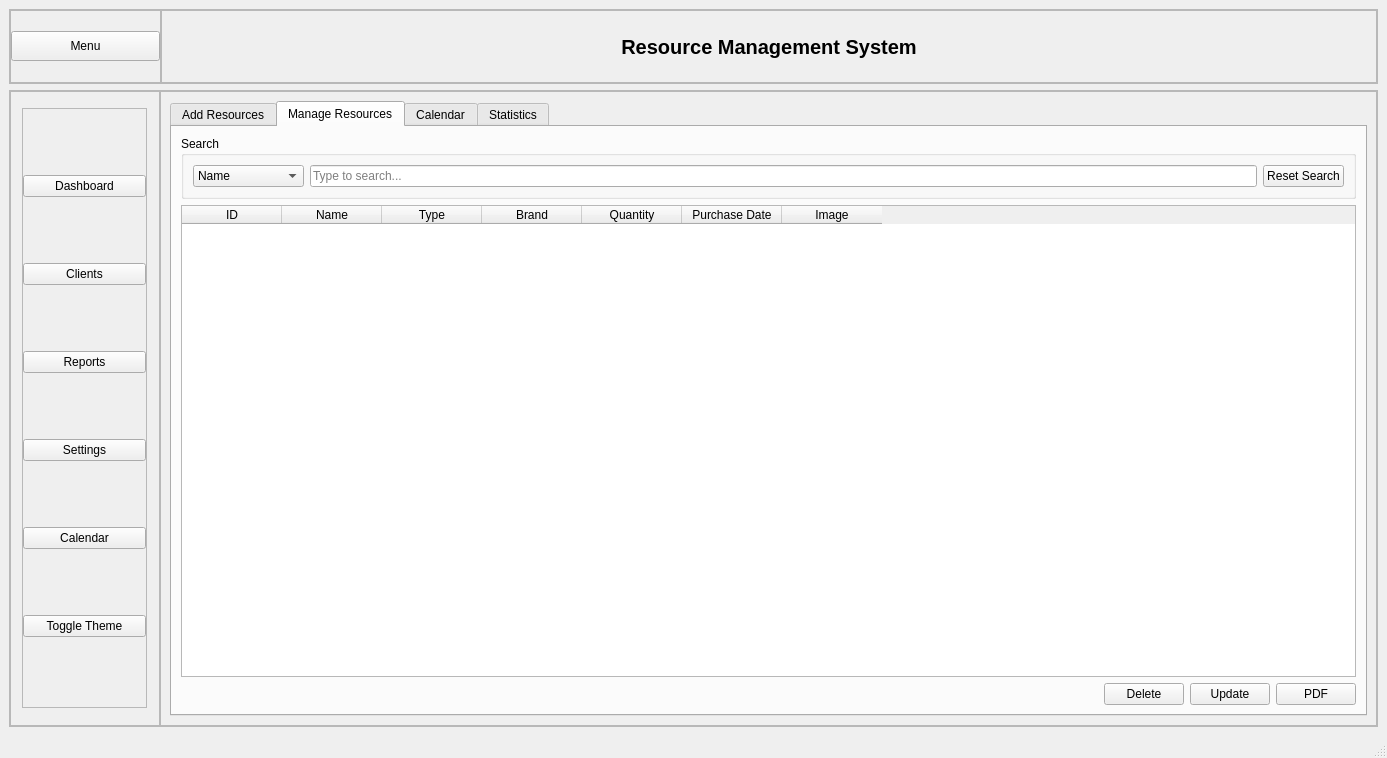
First picture: the form in interfaces_resource/Interfaces/mainwindow.ui, repository Hyujnn54/Advisio-Management-System, before the edit.
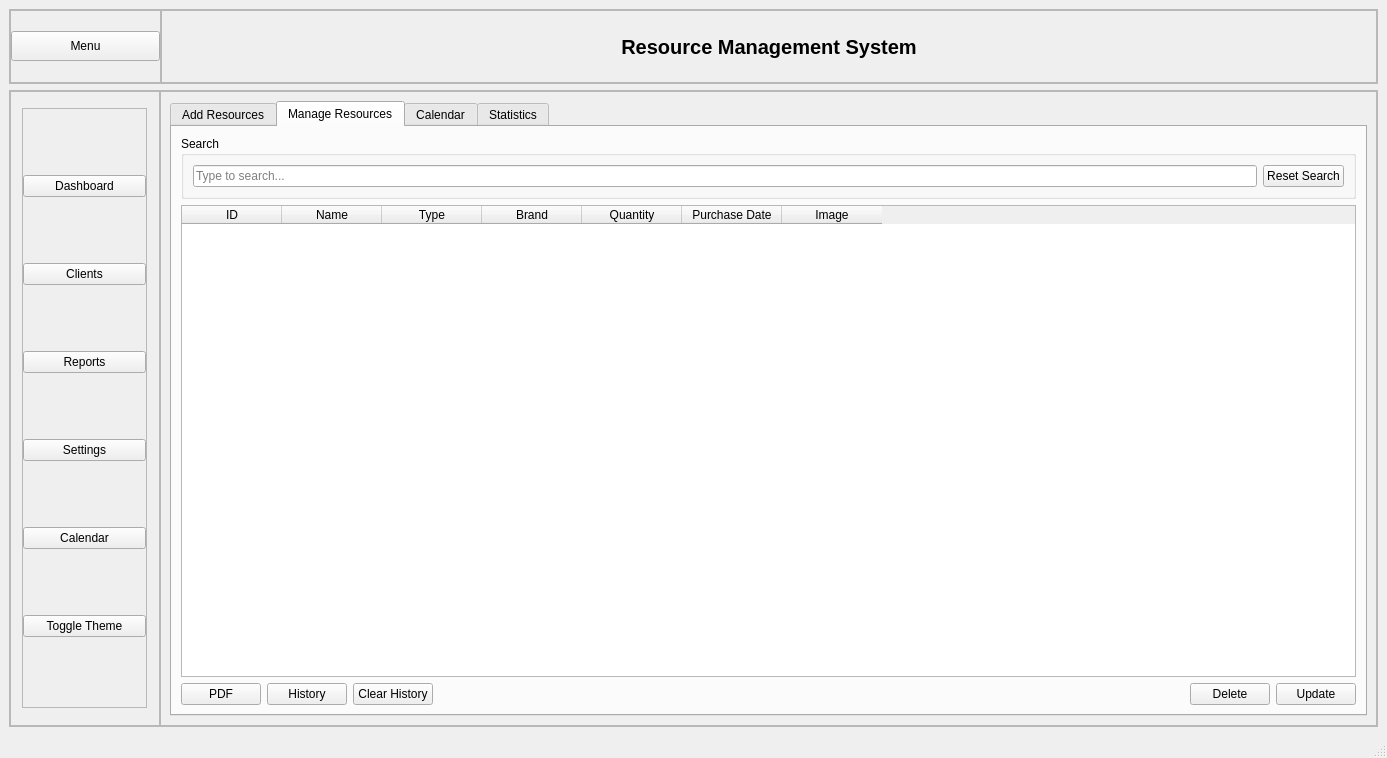
Second picture: the form after the edit. The open tabs and pages were chosen to show the change. Custom widgets are drawn as their Qt base class.

Diff of the .ui file:
```diff
--- a/interfaces_resource/Interfaces/mainwindow.ui
+++ b/interfaces_resource/Interfaces/mainwindow.ui
@@ -480,26 +480,7 @@
                 </property>
                 <layout class="QHBoxLayout" name="searchLayout">
                  <item>
-                  <widget class="QComboBox" name="searchCriteriaComboBox">
-                   <item>
-                    <property name="text">
-                     <string>Name</string>
-                    </property>
-                   </item>
-                   <item>
-                    <property name="text">
-                     <string>Quantity</string>
-                    </property>
-                   </item>
-                   <item>
-                    <property name="text">
-                     <string>Purchase Date</string>
-                    </property>
-                   </item>
-                  </widget>
-                 </item>
-                 <item>
-                  <widget class="QLineEdit" name="searchInput">
+                  <widget class="QLineEdit" name="searchLineEdit">
                    <property name="placeholderText">
                     <string>Type to search...</string>
                    </property>
@@ -559,6 +540,27 @@
               </item>
               <item>
                <layout class="QHBoxLayout" name="horizontalLayout_4">
+                <item>
+                 <widget class="QPushButton" name="exportPdfButton">
+                  <property name="text">
+                   <string>PDF</string>
+                  </property>
+                 </widget>
+                </item>
+                <item>
+                 <widget class="QPushButton" name="downloadHistoryButton">
+                  <property name="text">
+                   <string>History</string>
+                  </property>
+                 </widget>
+                </item>
+                <item>
+                 <widget class="QPushButton" name="clearHistoryButton">
+                  <property name="text">
+                   <string>Clear History</string>
+                  </property>
+                 </widget>
+                </item>
                 <item>
                  <spacer name="horizontalSpacer_2">
                   <property name="orientation">
@@ -586,13 +588,6 @@
                   </property>
                  </widget>
                 </item>
-                <item>
-                 <widget class="QPushButton" name="exportPdfButton">
-                  <property name="text">
-                   <string>PDF</string>
-                  </property>
-                 </widget>
-                </item>
                </layout>
               </item>
              </layout>
@@ -715,6 +710,14 @@
   </widget>
   <widget class="QStatusBar" name="statusBar"/>
  </widget>
+ <customwidgets>
+  <customwidget>
+   <class>QChartView</class>
+   <extends>QWidget</extends>
+   <header>QtCharts/QChartView</header>
+   <container>1</container>
+  </customwidget>
+ </customwidgets>
  <resources/>
  <connections/>
 </ui>
```
Left out of the diff: 21 changed lines with no effect on the pictures.
